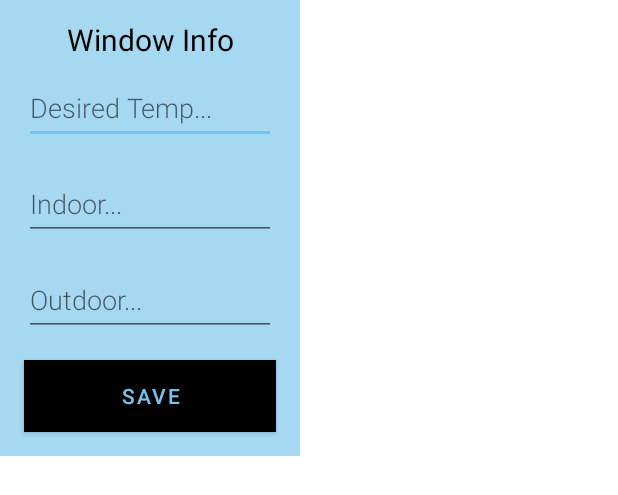
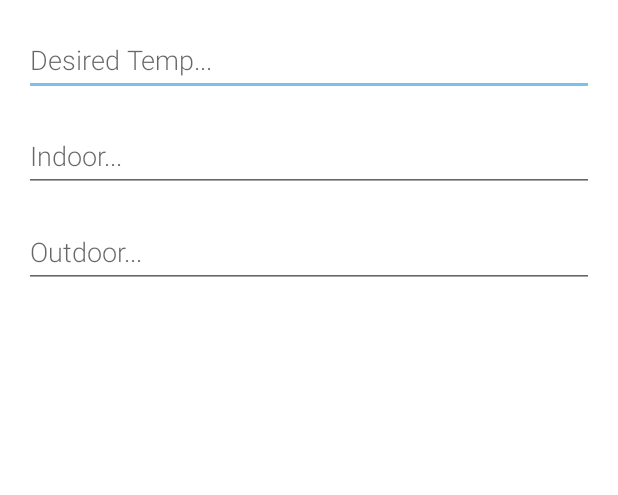
Before and after one commit to NikeGolf36/ClimateControlApp, an Android app: the layout popup_window.xml on its own in the app's theme, with its tools: preview values and no code run, on a phone screen of 412 x 824 dp. Shown: the top 495 px of the screen. Run offline under Robolectric (Android 15) with nearby library versions, the phone set to English and light mode, and no system bars.

Commit message:
Added Name functionality, updated popups

```diff
--- a/app/src/main/java/com/example/seniordesignapp/NodeInfoActivity.java
+++ b/app/src/main/java/com/example/seniordesignapp/NodeInfoActivity.java
@@ -31,6 +31,7 @@ public class NodeInfoActivity extends AppCompatActivity {
     private static String org = "e39c345d7ab3212f";
     private static String bucket = "Sensor Data";
     public String node_name;
+    public String id;
 
     @Override
     protected void onCreate(Bundle savedInstanceState) {
@@ -45,6 +46,7 @@ public class NodeInfoActivity extends AppCompatActivity {
         double hmd = 0.0;
         Bundle extras = getIntent().getExtras();
         if(extras != null){
+            id = extras.getString("id");
             node_name = extras.getString("node_name");
             temp = extras.getDouble("temp");
             hmd = extras.getDouble("hmd");
@@ -67,7 +69,7 @@ public class NodeInfoActivity extends AppCompatActivity {
         InfluxDBClient influxDBClient = InfluxDBClientFactory.create("https://europe-west1-1.gcp.cloud2.influxdata.com", token, org, bucket);
 
         String flux = "from(bucket:\"Sensor Data\") " +
-                "|> range(start: -1d) " +
+                "|> range(start: -10m) " +
                 "|> filter(fn: (r) => r._measurement == \"climate\")"
                 ;
 
@@ -85,7 +87,7 @@ public class NodeInfoActivity extends AppCompatActivity {
         for (FluxTable fluxTable : tables) {
             List<FluxRecord> records = fluxTable.getRecords();
             for (FluxRecord fluxRecord : records) {
-                if(fluxRecord.getValueByKey("location").equals(node_name)) {
+                if(fluxRecord.getValueByKey("id").equals(id)) {
                     if (fluxRecord.getValueByKey("_field").equals("temp")) {
                         Date date = null;
                         if (Build.VERSION.SDK_INT >= Build.VERSION_CODES.O) {
--- a/app/src/main/java/com/example/seniordesignapp/NodeListAdapter.java
+++ b/app/src/main/java/com/example/seniordesignapp/NodeListAdapter.java
@@ -34,6 +34,7 @@ public class NodeListAdapter extends ListAdapter<Node, NodeViewHolder> {
                 // call activity.
                 Intent intent = new Intent(v.getContext(), NodeInfoActivity.class);
                 // For passing values
+                intent.putExtra("id", current.getId());
                 intent.putExtra("node_name", current.getNode_name());
                 intent.putExtra("temp", current.getTemp());
                 intent.putExtra("hmd", current.getHmd());
@@ -58,5 +59,4 @@ public class NodeListAdapter extends ListAdapter<Node, NodeViewHolder> {
     public Node getNodeAtPosition (int position) {
         return getItem(position);
     }
-
 }
--- a/app/src/main/java/com/example/seniordesignapp/NodeRoomDatabase.java
+++ b/app/src/main/java/com/example/seniordesignapp/NodeRoomDatabase.java
@@ -9,7 +9,7 @@ import androidx.room.RoomDatabase;
 import java.util.concurrent.ExecutorService;
 import java.util.concurrent.Executors;
 
-@Database(entities = {Node.class}, version = 1, exportSchema = false)
+@Database(entities = {Node.class}, version = 3, exportSchema = false)
 public abstract class NodeRoomDatabase extends RoomDatabase {
 
     public abstract NodeDao nodeDao();
@@ -29,6 +29,7 @@ public abstract class NodeRoomDatabase extends RoomDatabase {
                 if (INSTANCE == null) {
                     INSTANCE = Room.databaseBuilder(context.getApplicationContext(),
                                     NodeRoomDatabase.class, "node_database")
+                            .fallbackToDestructiveMigration()
                             .build();
                 }
             }
--- a/app/src/main/res/layout/popup_window.xml
+++ b/app/src/main/res/layout/popup_window.xml
@@ -1,71 +1,50 @@
 <?xml version="1.0" encoding="utf-8"?>
-<LinearLayout xmlns:android="http://schemas.android.com/apk/res/android"
-    android:layout_width="200dp"
-    android:layout_height="wrap_content"
-    android:background="@color/window_color"
-    android:orientation="vertical">
-
-    <TextView
-        android:id="@+id/destemp_header"
+<androidx.constraintlayout.widget.ConstraintLayout xmlns:android="http://schemas.android.com/apk/res/android"
+xmlns:app="http://schemas.android.com/apk/res-auto"
+xmlns:tools="http://schemas.android.com/tools"
 android:layout_width="match_parent"
-        android:layout_height="40dp"
-        android:gravity="bottom|center_horizontal"
-        android:text="Window Info"
-        android:textColor="@android:color/black"
-        android:textSize="20sp" />
+android:layout_height="match_parent"
+android:paddingStart="16dp"
+android:paddingTop="0dp"
+android:paddingEnd="16dp">
 
 <EditText
     android:id="@+id/edit_destemp"
     android:layout_width="match_parent"
     android:layout_height="wrap_content"
-        android:layout_marginStart="@dimen/big_padding"
-        android:layout_marginTop="@dimen/small_padding"
-        android:layout_marginEnd="@dimen/big_padding"
-        android:layout_marginBottom="@dimen/small_padding"
+    android:layout_marginTop="16dp"
     android:fontFamily="sans-serif-light"
     android:hint="Desired Temp..."
     android:inputType="textAutoComplete"
     android:minHeight="48dp"
-        android:textSize="18sp" />
+    android:textSize="18sp"
+    app:layout_constraintStart_toStartOf="parent"
+    app:layout_constraintTop_toTopOf="parent" />
 
 <EditText
     android:id="@+id/edit_indoor"
     android:layout_width="match_parent"
     android:layout_height="wrap_content"
-        android:layout_marginStart="@dimen/big_padding"
-        android:layout_marginTop="@dimen/small_padding"
-        android:layout_marginEnd="@dimen/big_padding"
-        android:layout_marginBottom="@dimen/small_padding"
+    android:layout_marginTop="16dp"
     android:fontFamily="sans-serif-light"
     android:hint="Indoor..."
     android:inputType="textAutoComplete"
     android:minHeight="48dp"
-        android:textSize="18sp" />
+    android:textSize="18sp"
+    app:layout_constraintStart_toStartOf="parent"
+    app:layout_constraintTop_toBottomOf="@+id/edit_destemp" />
 
 <EditText
     android:id="@+id/edit_outdoor"
     android:layout_width="match_parent"
     android:layout_height="wrap_content"
-        android:layout_marginStart="@dimen/big_padding"
-        android:layout_marginTop="@dimen/small_padding"
-        android:layout_marginEnd="@dimen/big_padding"
-        android:layout_marginBottom="@dimen/small_padding"
+    android:layout_marginTop="16dp"
     android:fontFamily="sans-serif-light"
     android:hint="Outdoor..."
     android:inputType="textAutoComplete"
     android:minHeight="48dp"
-        android:textSize="18sp" />
+    android:textSize="18sp"
+    app:layout_constraintStart_toStartOf="parent"
+    app:layout_constraintTop_toBottomOf="@+id/edit_indoor" />
 
-    <Button
-        android:id="@+id/destemp_save"
-        android:layout_width="match_parent"
-        android:layout_height="wrap_content"
-        android:layout_marginStart="@dimen/big_padding"
-        android:layout_marginTop="@dimen/small_padding"
-        android:layout_marginEnd="@dimen/big_padding"
-        android:layout_marginBottom="@dimen/big_padding"
-        android:background="@color/black"
-        android:text="Save"
-        android:textColor="@color/button_color" />
-
-</LinearLayout>
+</androidx.constraintlayout.widget.ConstraintLayout>
```
Also changed, not shown: app/src/main/java/com/example/seniordesignapp/BackgroundWorker.java (+4 -4 lines), app/src/main/java/com/example/seniordesignapp/MainActivity.java (+97 -130 lines), app/src/main/java/com/example/seniordesignapp/NewNodeActivity.java (+19 -34 lines), app/src/main/java/com/example/seniordesignapp/Node.java (+9 -1 lines), app/src/main/res/layout/activity_new_node.xml (+2 -17 lines). Lines whose indentation alone changed are shown as unchanged.
